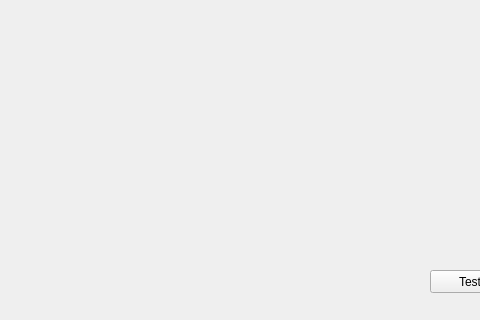
MaxMaxy/racun, file testingdialog.ui: the form before one commit; both pictures show x 0 to 480 and y 0 to 320 of the 827 by 615 pixel window.
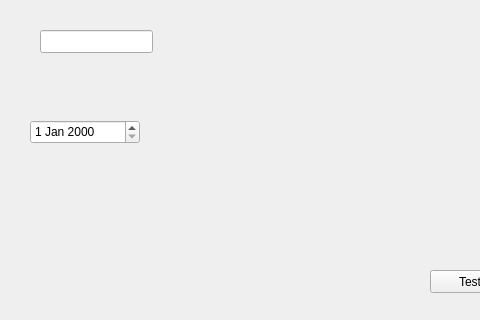
The form after the commit.

The edit to the form file:
```diff
--- a/testingdialog.ui
+++ b/testingdialog.ui
@@ -39,6 +39,26 @@
     <string>Test</string>
    </property>
   </widget>
+  <widget class="QLineEdit" name="lineEdit_stRacuna">
+   <property name="geometry">
+    <rect>
+     <x>40</x>
+     <y>30</y>
+     <width>113</width>
+     <height>23</height>
+    </rect>
+   </property>
+  </widget>
+  <widget class="QDateEdit" name="dateEdit">
+   <property name="geometry">
+    <rect>
+     <x>30</x>
+     <y>120</y>
+     <width>110</width>
+     <height>24</height>
+    </rect>
+   </property>
+  </widget>
  </widget>
  <resources/>
  <connections>
```
